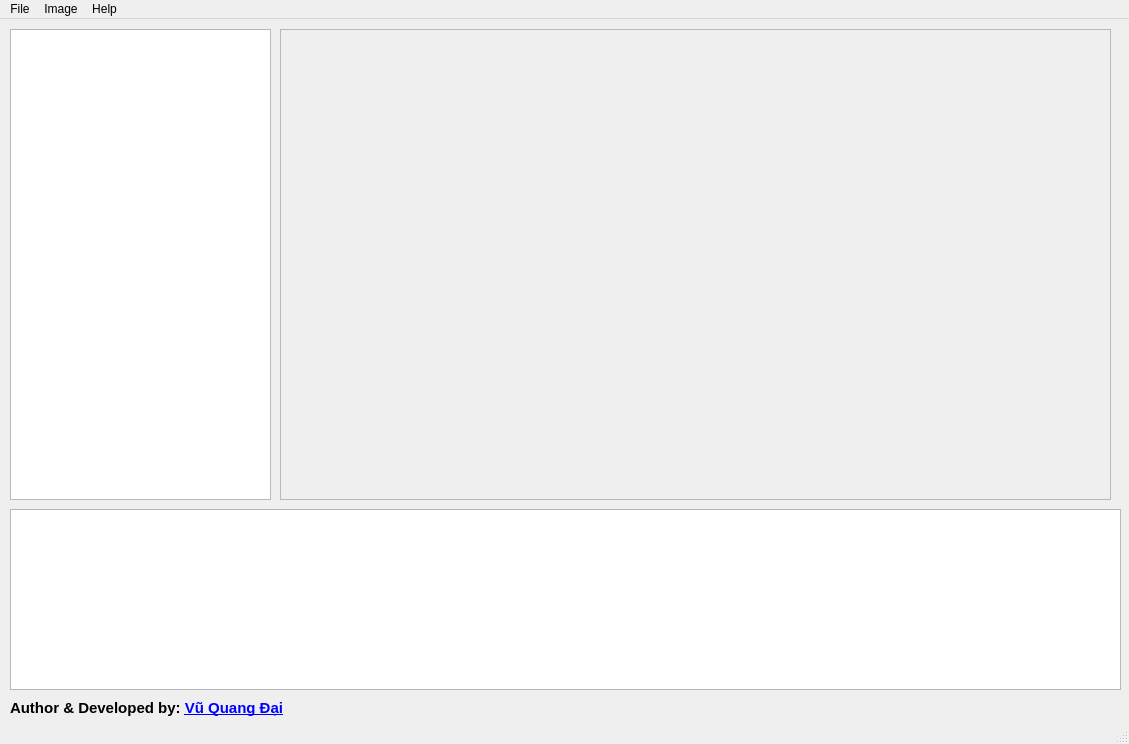
VQD-BSV-Official/RecoveryJpeg, file GUI/Sreen/GUI.ui: the form before one commit.
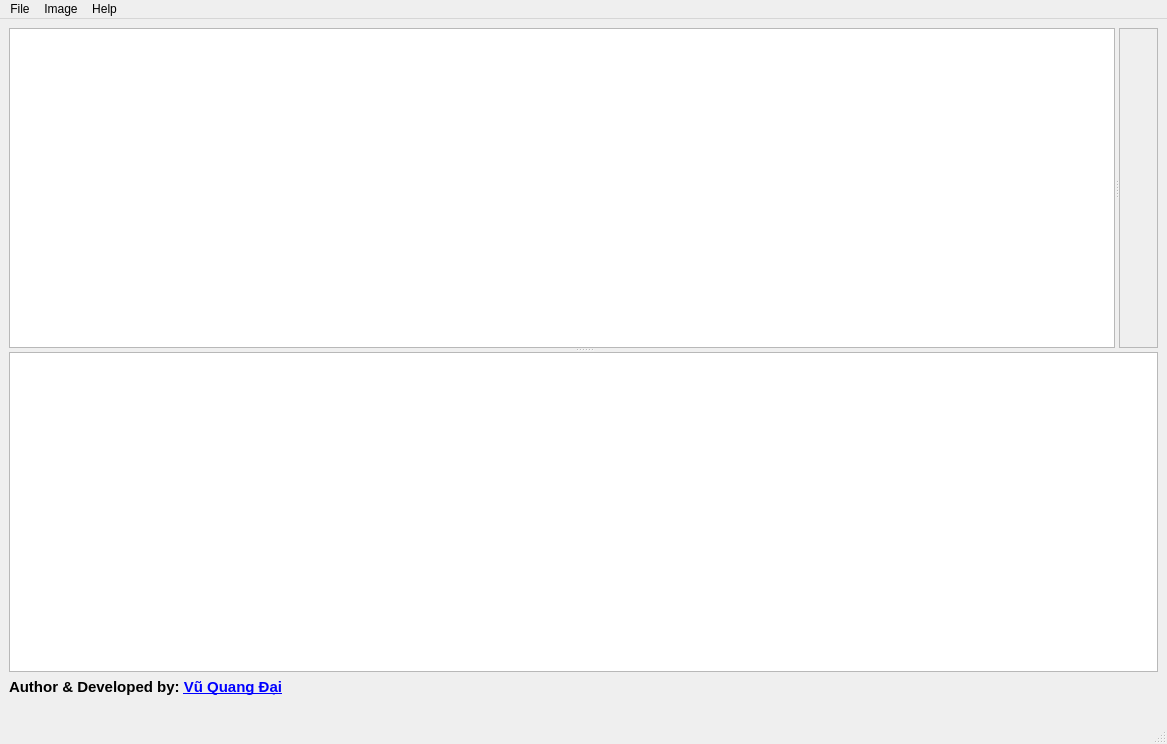
The form after the commit. Icons and pictures are not drawn.

The edit to the form file:
```diff
--- a/GUI/Sreen/GUI.ui
+++ b/GUI/Sreen/GUI.ui
@@ -6,7 +6,7 @@
    <rect>
     <x>0</x>
     <y>0</y>
-    <width>1129</width>
+    <width>1167</width>
     <height>744</height>
    </rect>
   </property>
@@ -21,15 +21,17 @@
    <bool>false</bool>
   </property>
   <widget class="QWidget" name="centralwidget">
+   <layout class="QGridLayout" name="gridLayout">
+    <item row="0" column="0">
+     <widget class="QSplitter" name="splitter_2">
+      <property name="orientation">
+       <enum>Qt::Vertical</enum>
+      </property>
+      <widget class="QSplitter" name="splitter">
+       <property name="orientation">
+        <enum>Qt::Horizontal</enum>
+       </property>
    <widget class="QListWidget" name="listWidget">
-    <property name="geometry">
-     <rect>
-      <x>10</x>
-      <y>10</y>
-      <width>261</width>
-      <height>471</height>
-     </rect>
-    </property>
     <property name="font">
      <font>
       <pointsize>10</pointsize>
@@ -37,14 +39,6 @@
     </property>
    </widget>
    <widget class="QLabel" name="label">
-    <property name="geometry">
-     <rect>
-      <x>280</x>
-      <y>10</y>
-      <width>831</width>
-      <height>471</height>
-     </rect>
-    </property>
     <property name="cursor">
      <cursorShape>CrossCursor</cursorShape>
     </property>
@@ -67,15 +61,18 @@
      <bool>false</bool>
     </property>
    </widget>
+      </widget>
+      <widget class="QTextEdit" name="textEdit">
+       <property name="font">
+        <font>
+         <pointsize>10</pointsize>
+        </font>
+       </property>
+      </widget>
+     </widget>
+    </item>
+    <item row="1" column="0">
    <widget class="QLabel" name="label_Copyright">
-    <property name="geometry">
-     <rect>
-      <x>10</x>
-      <y>680</y>
-      <width>281</width>
-      <height>21</height>
-     </rect>
-    </property>
     <property name="font">
      <font>
       <family>Segoe UI</family>
@@ -87,28 +84,15 @@
      <string>&lt;html&gt;&lt;head/&gt;&lt;body&gt;&lt;p&gt;&lt;span style=&quot; font-weight:700;&quot;&gt;Author &amp;amp; Developed by: &lt;/span&gt;&lt;a href=&quot;https://www.facebook.com/QuangDaiVQD&quot;&gt;&lt;span style=&quot; font-weight:700; text-decoration: underline; color:#0000ff;&quot;&gt;Vũ Quang Đại&lt;/span&gt;&lt;/a&gt;&lt;br/&gt;&lt;/p&gt;&lt;/body&gt;&lt;/html&gt;</string>
     </property>
    </widget>
-   <widget class="QTextEdit" name="textEdit">
-    <property name="geometry">
-     <rect>
-      <x>10</x>
-      <y>490</y>
-      <width>1111</width>
-      <height>181</height>
-     </rect>
-    </property>
-    <property name="font">
-     <font>
-      <pointsize>10</pointsize>
-     </font>
-    </property>
-   </widget>
+    </item>
+   </layout>
   </widget>
   <widget class="QMenuBar" name="menubar">
    <property name="geometry">
     <rect>
      <x>0</x>
      <y>0</y>
-     <width>1129</width>
+     <width>1167</width>
      <height>22</height>
     </rect>
    </property>
```
Lines whose indentation alone changed are shown as unchanged.
